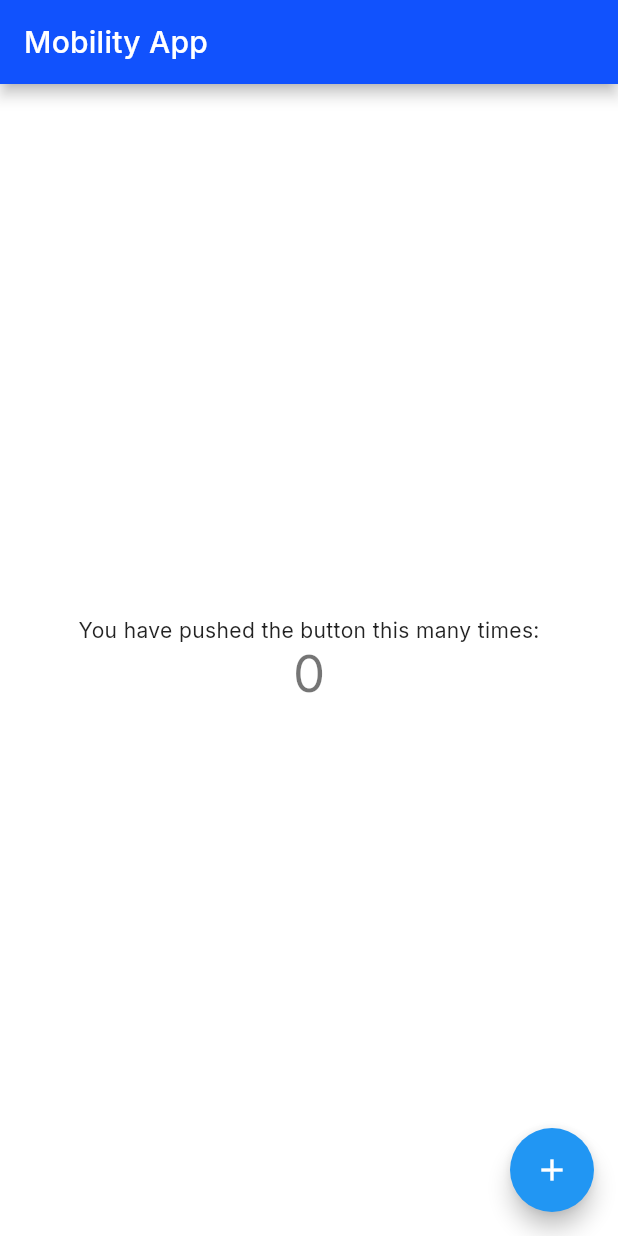
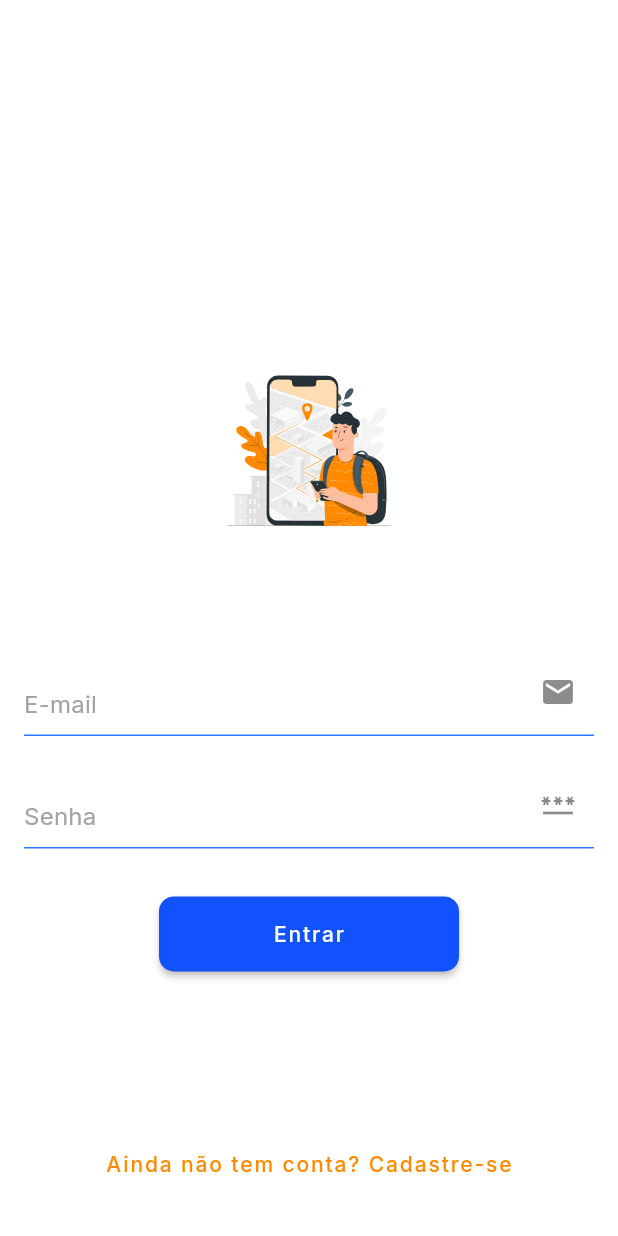
Before and after one commit to felipeassis97/mobility-app, a Flutter app: the screen it shows after launch, on a phone screen of 412 x 824 dp. Run offline on Flutter 3.47's test engine with Material 2 defaults, Android fonts, the phone set to English and light mode, and no system bars; our stand-ins replace flutter_svg, google_fonts.

Commit message:
create login page

```diff
--- a/mobility_app/lib/app_widget.dart
+++ b/mobility_app/lib/app_widget.dart
@@ -1,5 +1,5 @@
 import 'package:flutter/material.dart';
-import 'package:mobility_app/home_screen.dart';
+import 'package:mobility_app/features/session/login/login_screen.dart';
 import 'package:mobility_app/theme/theme_data.dart';
 
 class MobilityApp extends StatelessWidget {
@@ -11,7 +11,7 @@ class MobilityApp extends StatelessWidget {
       title: 'Mobility App',
       theme: AppThemeData.materialTheme(context),
       debugShowCheckedModeBanner: false,
-      home: const HomeScreen(title: 'Mobility App'),
+      home: const LoginScreen(),
     );
   }
 }
--- /dev/null
+++ b/mobility_app/lib/features/session/login/login_screen.dart
@@ -0,0 +1,59 @@
+import 'package:flutter/material.dart';
+import 'package:flutter_svg/flutter_svg.dart';
+import 'package:mobility_app/shared/widgets/buttons.dart';
+import 'package:mobility_app/shared/widgets/fields.dart';
+import 'package:mobility_app/utils/app_files.dart';
+
+class LoginScreen extends StatefulWidget {
+  const LoginScreen({Key? key}) : super(key: key);
+
+  @override
+  State<LoginScreen> createState() => _LoginScreenState();
+}
+
+class _LoginScreenState extends State<LoginScreen> {
+  @override
+  Widget build(BuildContext context) {
+    return Scaffold(
+      body: Padding(
+        padding: const EdgeInsets.all(16.0),
+        child: Stack(
+          alignment: AlignmentDirectional.bottomCenter,
+          children: [
+            Column(
+              mainAxisAlignment: MainAxisAlignment.center,
+              crossAxisAlignment: CrossAxisAlignment.center,
+              children: [
+                SvgPicture.asset(
+                  AppImages.waitingCar,
+                  alignment: Alignment.center,
+                  width: MediaQuery.of(context).size.width * 0.30,
+                  height: MediaQuery.of(context).size.height * 0.30,
+                ),
+                CustomTextField(
+                  label: 'E-mail',
+                  icon: Icons.email,
+                ),
+                CustomTextField(
+                  label: 'Senha',
+                  icon: Icons.password,
+                ),
+                Padding(
+                  padding: const EdgeInsets.only(top: 24),
+                  child: PrimaryButton(
+                    label: 'Entrar',
+                    onPressed: () {},
+                  ),
+                ),
+              ],
+            ),
+            CustomTextButton(
+              label: 'Ainda não tem conta? Cadastre-se',
+              onPressed: () {},
+            )
+          ],
+        ),
+      ),
+    );
+  }
+}
--- a/mobility_app/lib/main.dart
+++ b/mobility_app/lib/main.dart
@@ -1,6 +1,12 @@
 import 'package:flutter/material.dart';
+import 'package:flutter/services.dart';
 import 'package:mobility_app/app_widget.dart';
+import 'package:mobility_app/utils/app_colors.dart';
 
 void main() {
+  SystemChrome.setSystemUIOverlayStyle(const SystemUiOverlayStyle(
+    systemNavigationBarColor: AppColors.deepBlue, // navigation bar color
+    statusBarColor: AppColors.deepBlue, // status bar color
+  ));
   runApp(const MobilityApp());
 }
--- /dev/null
+++ b/mobility_app/lib/shared/widgets/buttons.dart
@@ -0,0 +1,57 @@
+import 'package:flutter/material.dart';
+import 'package:mobility_app/utils/app_colors.dart';
+
+class PrimaryButton extends StatelessWidget {
+  final VoidCallback? onPressed;
+  final String label;
+
+  const PrimaryButton({
+    Key? key,
+    required this.onPressed,
+    required this.label,
+  }) : super(key: key);
+
+  @override
+  Widget build(BuildContext context) {
+    return Container(
+      decoration: BoxDecoration(
+        borderRadius: BorderRadius.circular(10),
+      ),
+      child: ElevatedButton(
+        style: ButtonStyle(
+          minimumSize: MaterialStateProperty.all<Size>(const Size(200, 50)),
+          elevation: MaterialStateProperty.all(2),
+          shape: MaterialStateProperty.all<RoundedRectangleBorder>(
+              RoundedRectangleBorder(borderRadius: BorderRadius.circular(10))),
+        ),
+        onPressed: onPressed,
+        child: Text(label),
+      ),
+    );
+  }
+}
+
+class CustomTextButton extends StatelessWidget {
+  final VoidCallback? onPressed;
+  final String label;
+
+  const CustomTextButton({
+    Key? key,
+    required this.onPressed,
+    required this.label,
+  }) : super(key: key);
+
+  @override
+  Widget build(BuildContext context) {
+    return TextButton(
+      style: ButtonStyle(
+        foregroundColor:
+            MaterialStateProperty.all(AppColors.feedbackColorHelperPure),
+        padding: MaterialStateProperty.all(
+            const EdgeInsets.symmetric(vertical: 24, horizontal: 16)),
+      ),
+      onPressed: onPressed,
+      child: Text(label),
+    );
+  }
+}
--- /dev/null
+++ b/mobility_app/lib/shared/widgets/fields.dart
@@ -0,0 +1,39 @@
+import 'package:flutter/material.dart';
+import 'package:mobility_app/utils/app_colors.dart';
+
+class CustomTextField extends StatelessWidget {
+  String label;
+  IconData? icon;
+
+  CustomTextField({Key? key, required this.label, this.icon}) : super(key: key);
+
+  @override
+  Widget build(BuildContext context) {
+    return Padding(
+      padding: const EdgeInsets.symmetric(vertical: 8.0),
+      child: TextFormField(
+        decoration: InputDecoration(
+          labelText: label,
+          labelStyle: const TextStyle(color: AppColors.neutralColorLowLight),
+
+          suffixIcon: icon != null ? Icon(icon) : null,
+
+          border: const OutlineInputBorder(
+              borderRadius: BorderRadius.all(Radius.circular(10))),
+          //Focus Field
+          // focusedBorder: const OutlineInputBorder(
+          //   borderSide: BorderSide(width: 1.0, color: AppColors.deepBlue),
+          // ),
+          //Error Field
+          focusedErrorBorder: const OutlineInputBorder(
+            borderSide: BorderSide(
+              width: 2.0,
+              color: AppColors.feedbackColorHelperPure,
+            ),
+          ),
+          alignLabelWithHint: true,
+        ),
+      ),
+    );
+  }
+}
--- a/mobility_app/lib/theme/app_colors.dart
+++ /dev/null
@@ -1,21 +0,0 @@
-import 'package:flutter/material.dart';
-
-abstract class AppColors {
-  static MaterialColor deepBlueSwatch =
-      const MaterialColor(0xFF1152FD, <int, Color>{
-    50: Color(0xFFe3f2fd),
-    100: Color(0xFFbbdefb),
-    200: Color(0xFF90caf9),
-    300: Color(0xFF64b5f6),
-    400: Color(0xFF42a5f5),
-    500: Color(0xFF2196f3),
-    600: Color(0xFF1e88e5),
-    700: Color(0xFF1976d2),
-    800: Color(0xFF1565c0),
-    900: Color(0xFF0d47a1),
-  });
-
-  static const Color deepBlue = Color(0xFF2979ff);
-  static const Color deepBlueLight = Color(0xFF448aff);
-  static const Color deepBlueDark = Color(0xFF2962ff);
-}
--- a/mobility_app/lib/theme/app_files.dart
+++ /dev/null
@@ -1,5 +0,0 @@
-class AppImages {}
-
-class AppIcons {}
-
-class AppLotties {}
--- a/mobility_app/lib/theme/theme_data.dart
+++ b/mobility_app/lib/theme/theme_data.dart
@@ -1,5 +1,5 @@
 import 'package:flutter/material.dart';
-import 'package:mobility_app/theme/app_colors.dart';
+import 'package:mobility_app/utils/app_colors.dart';
 import 'package:mobility_app/theme/font_theme.dart';
 
 class AppThemeData {
--- /dev/null
+++ b/mobility_app/lib/utils/app_colors.dart
@@ -0,0 +1,36 @@
+import 'package:flutter/material.dart';
+
+abstract class AppColors {
+  static MaterialColor deepBlueSwatch =
+      const MaterialColor(0xFF1152FD, <int, Color>{
+    50: Color(0xFFe3f2fd),
+    100: Color(0xFFbbdefb),
+    200: Color(0xFF90caf9),
+    300: Color(0xFF64b5f6),
+    400: Color(0xFF42a5f5),
+    500: Color(0xFF2196f3),
+    600: Color(0xFF1e88e5),
+    700: Color(0xFF1976d2),
+    800: Color(0xFF1565c0),
+    900: Color(0xFF0d47a1),
+  });
+
+  static const Color deepBlue = Color(0xFF2979ff);
+  static const Color deepBlueLight = Color(0xFF448aff);
+  static const Color deepBlueDark = Color(0xFF2962ff);
+
+  static const Color feedbackColorHelperPure = Color(0xFFFF8A00);
+  static const Color feedbackColorHelperLight = Color(0xFFFFE3C2);
+  static const Color cancelReasonColor = Color(0xFFF3EEE8);
+  static const Color feedbackColorHelperMedium = Color(0xFFCC6E00);
+  static const Color feedbackColorHelperDark = Color(0xFF7A4200);
+
+  static const Color neutralColorLowPure = Color(0xFF000000);
+  static const Color neutralColorLowLight = Color(0xFFA3A3A3);
+  static const Color neutralColorLowMedium = Color(0xFF666666);
+  static const Color neutralColorLowDark = Color(0xFF292929);
+  static const Color neutralColorHightPure = Color(0xFFFFFFFF);
+  static const Color neutralColorHightLight = Color(0xFFF5F5F5);
+  static const Color neutralColorHightMedium = Color(0xFFE0E0E0);
+  static const Color neutralColorHightDark = Color(0xFFCCCCCC);
+}
--- /dev/null
+++ b/mobility_app/lib/utils/app_files.dart
@@ -0,0 +1,10 @@
+abstract class AppImages {
+  static const destination = 'assets/images/destination.svg';
+  static const carDrive = 'assets/images/car_drive.svg';
+  static const waitingCar = 'assets/images/waiting_car.svg';
+  static const goToRoute = 'assets/images/go_to_route.svg';
+}
+
+abstract class AppIcons {}
+
+abstract class AppLotties {}
```
Also changed, not shown: mobility_app/assets/images/car_drive.svg (added), mobility_app/assets/images/destination.svg (added), mobility_app/assets/images/go_to_route.svg (added), mobility_app/assets/images/waiting_car.svg (added).
